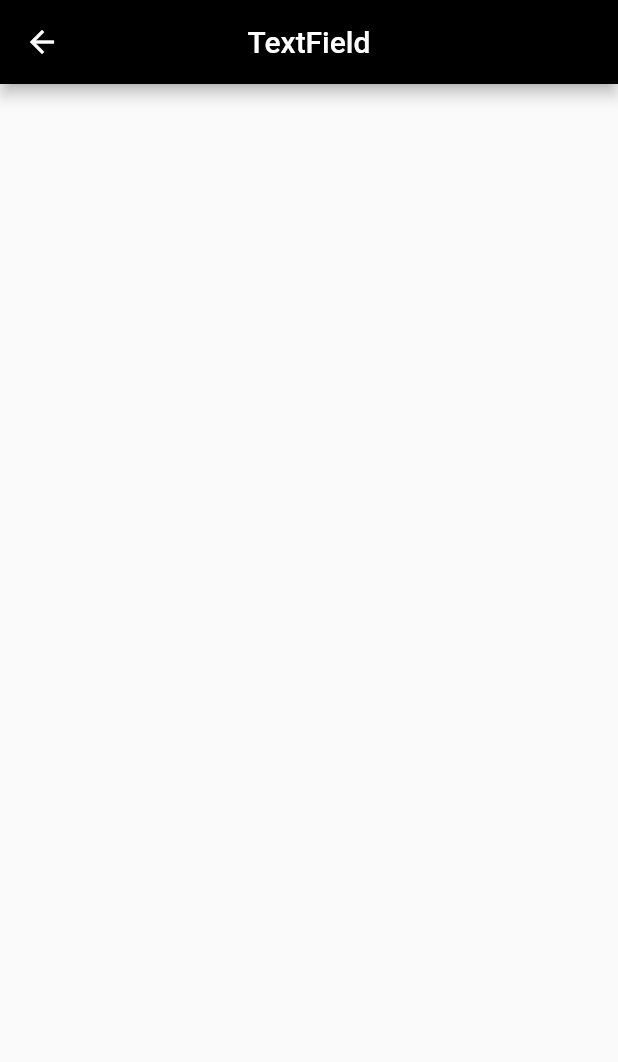
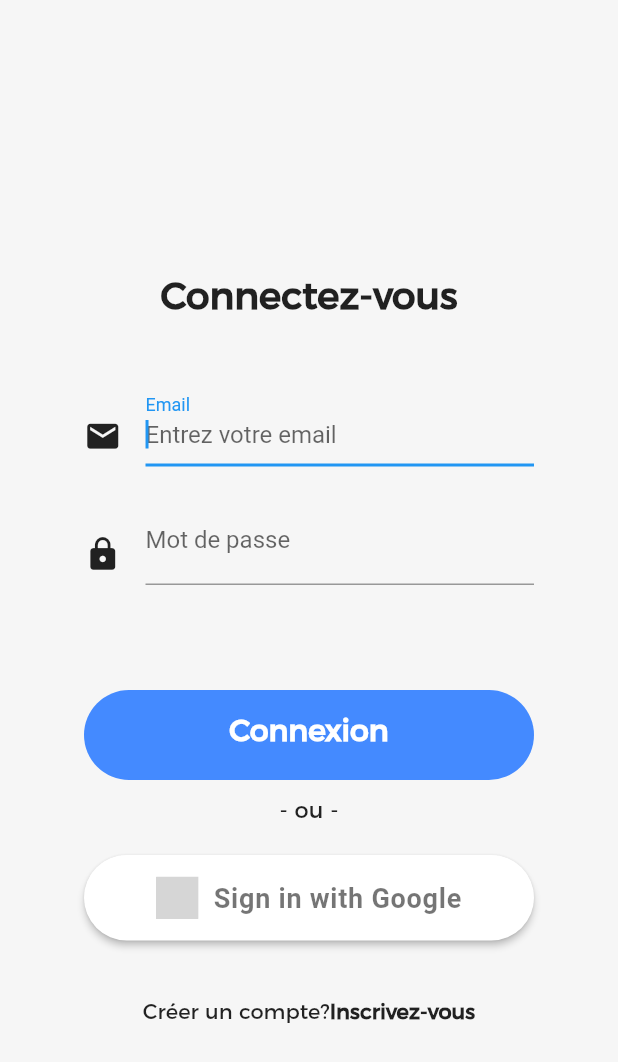
Before and after one commit to andriananjamarotafika/Planteco-mobile, a Flutter app: the LoginPage screen opened directly, on a phone screen of 412 x 824 dp. Shown: the top 1062 px of the screen. Run offline on Flutter 3.47's test engine with Material 2 defaults, Android fonts, the light colour scheme and no system bars; our stand-ins replace auth_buttons, fluttertoast, hexcolor; grey boxes are pictures that could not be loaded.

Commit message:
login page template Done

```diff
--- a/lib/main.dart
+++ b/lib/main.dart
@@ -1,22 +1,27 @@
-import 'package:flutter/material.dart' show AppBar, BuildContext, Center, Colors, Column, EdgeInsets, Icon, Icons, InputDecoration, Key, MainAxisAlignment, MaterialApp, Padding, Scaffold, State, StatefulWidget, StatelessWidget, Text, TextField, TextInputType, Widget, runApp;
+import 'package:flutter/material.dart';
 import 'page/login.dart';
+import 'page/splashScreen.dart';
+import 'package:hexcolor/hexcolor.dart';
 
 void main() {
   runApp(MyApp());
 }
 
-// ignore: use_key_in_widget_constructors
+
 class MyApp extends StatelessWidget {
   @override
   Widget build(BuildContext context) {
+
     // ignore: prefer_const_constructors
     return MaterialApp(
       debugShowCheckedModeBanner: false,
       title: 'Planteco',
+      theme: ThemeData( scaffoldBackgroundColor: HexColor("#F6F6F6"),),
       // theme: ThemeData(
       //   primarySwatch: Colors.brown,
       // ),
-      home: const MyHomePage(),
+      home: const LoginPage(),
+
     );
   }
 }
@@ -32,9 +37,11 @@ class _MyHomePageState extends State<MyHomePage> {
   @override
   Widget build(BuildContext context) {
 
+    // ignore: prefer_const_constructors
     return Scaffold(
+      // ignore: prefer_const_constructors
       body: Center(
-
+        child: const Text("Salut"),
           ),
 
     );
--- a/lib/page/login.dart
+++ b/lib/page/login.dart
@@ -1,4 +1,8 @@
+import 'package:flutter/cupertino.dart';
 import 'package:flutter/material.dart';
+import 'package:auth_buttons/auth_buttons.dart';
+import 'package:fluttertoast/fluttertoast.dart';
+//import 'package:flutter_gen/gen_l10n/gallery_localizations.dart';
 
 class LoginPage extends StatefulWidget {
   const LoginPage({Key? key}) : super(key: key);
@@ -8,16 +12,150 @@ class LoginPage extends StatefulWidget {
 }
 
 class _LoginPageState extends State<LoginPage> {
+  String val = "";
+  String nameField = "";
+  String passField = "";
+
   @override
   Widget build(BuildContext context) {
     return Scaffold(
-      appBar: AppBar(
-        backgroundColor: Colors.black,
-        centerTitle: true,
-        title: const Text("TextField"),
+      resizeToAvoidBottomInset: false,
+      body: Center(
+        child: Container(
+          width: 300,
+          height: 600,
+          // color: Colors.blue,
+          padding: const EdgeInsets.only(top: 70),
+          child: Expanded(
+            child: Column(
+              children: [
+                const Text(
+                  "Connectez-vous",
+                  textAlign: TextAlign.center,
+                  style: TextStyle(
+                    fontSize: 25,
+                    fontWeight: FontWeight.bold,
+                    fontFamily: 'Montserrat',
+                  ),
+                ),
+                const SizedBox(
+                  height: 40,
+                ),
+                TextFormField(
+                  decoration: const InputDecoration(
+                      labelText: 'Email',
+                      hintText: 'Entrez votre email',
+                      icon: Padding(
+                        padding: EdgeInsets.only(top: 18),
+                        child: Icon(
+                          Icons.mail,
+                          color: Colors.black87,
+                          size: 25,
+                        ),
+                      )),
+                  validator: (val) =>
+                      val!.isEmpty ? "Valider une adresse email" : null,
+                  onSaved: (val) => nameField = val!,
+                  keyboardType: TextInputType.emailAddress,
+                  autocorrect: true,
+                  autofocus: true,
+                ),
+                const SizedBox(
+                  height: 20,
+                ),
+                TextFormField(
+                  decoration: const InputDecoration(
+                      labelText: 'Mot de passe',
+                      hintText: 'Entrez votre mot de passe',
+                      icon: Padding(
+                        padding: EdgeInsets.only(top: 18),
+                        child: Icon(
+                          Icons.lock,
+                          color: Colors.black87,
+                          size: 25,
+                        ),
+                      )),
+                  validator: (val) =>
+                      val!.isEmpty ? "Valider votre mot de passe" : null,
+                  onSaved: (val) => passField = val!,
+                  keyboardType: TextInputType.text,
+                  obscureText: true,
+                  autocorrect: true,
+                  autofocus: true,
+                ),
+                const SizedBox(
+                  height: 70,
+                ),
+                Container(
+                  width: 300,
+                  height: 60,
+                  decoration: BoxDecoration(
+                    borderRadius: BorderRadius.circular(50),
+                    color: Colors.blueAccent,
+                  ),
+                  child: Container(
+                    padding: EdgeInsets.only(top: 15),
+                    child: const Text(
+                      'Connexion',
+                      textAlign: TextAlign.center,
+                      style: TextStyle(
+                          fontFamily: 'Montserrat',
+                          fontSize: 20,
+                          fontWeight: FontWeight.bold,
+                          color: Colors.white),
+                    ),
+                  ),
+                ),
+                Container(
+                  padding: const EdgeInsets.only(top: 10),
+                  height: 50,
+                  child: const Text(
+                    "- ou -",
+                    style: TextStyle(fontFamily: 'Montserrat', fontSize: 15),
+                  ),
+                ),
+                Container(
+                  width: 300,
+                  height: 75,
+                  child: GoogleAuthButton(
+                    onPressed: () {
+                      // your implementation
+                      setState(() {});
+                    },
+                    themeMode: ThemeMode.light,
+                    isLoading: false,
+                    style: const AuthButtonStyle(
+                        margin: EdgeInsets.only(bottom: 18),
+                        borderRadius: 50,
+                        padding: EdgeInsets.only(
+                            bottom: 10, top: 10, left: 25, right: 25)),
+                  ),
+                ),
+                const SizedBox(
+                  height: 20,
+                ),
+                Row(
+                  mainAxisAlignment: MainAxisAlignment.center,
+                  children: const [
+                    Text(
+                      "Créer un compte?",
+                      style: TextStyle(
+                          fontFamily: 'Montserrat',
+                          fontWeight: FontWeight.w500),
+                    ),
+                    Text(
+                      "Inscrivez-vous",
+                      style: TextStyle(
+                          fontFamily: 'Montserrat',
+                          fontWeight: FontWeight.w800),
+                    ),
+                  ],
+                ),
+              ],
+            ),
+          ),
+        ),
       ),
-      body: Center(
-   ),
     );
   }
 }
```
Also changed, not shown: pubspec.yaml (+13 -1 lines), fonts/montserrat.otf (added), images/logo.png (added), pubspec.lock.
